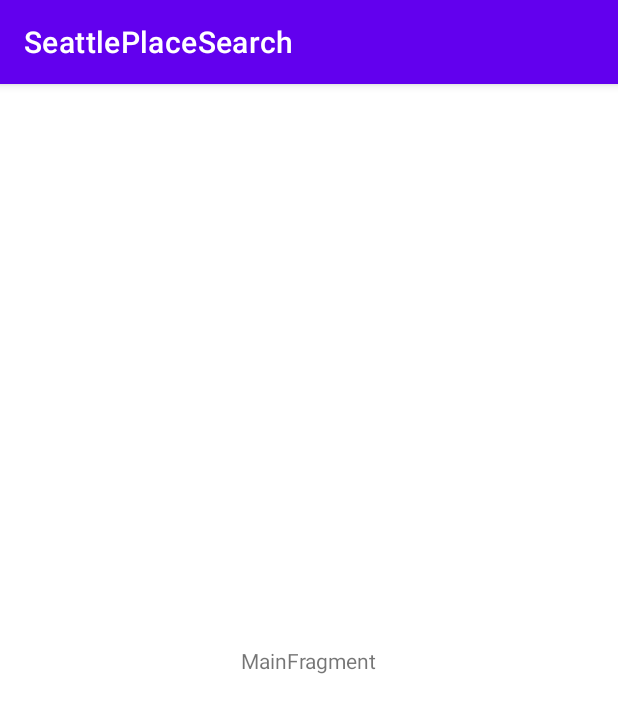
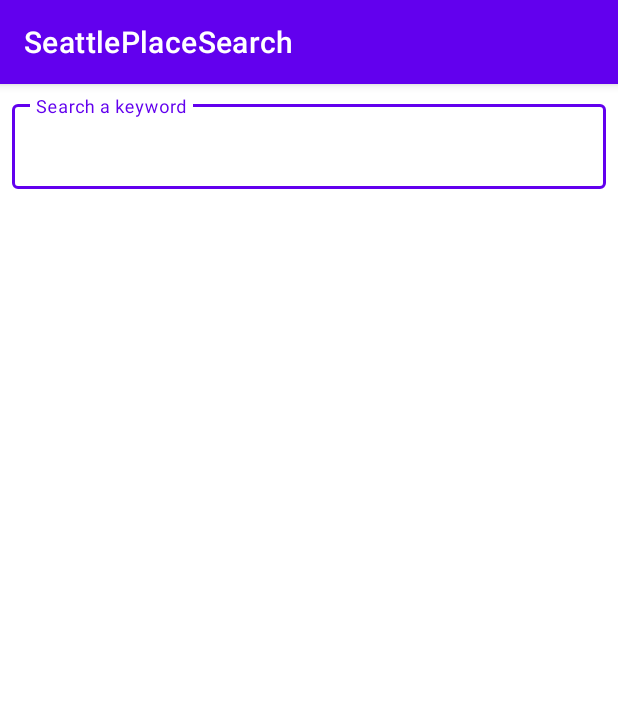
Before and after one commit to crocsandcoffee/HomeAway-Android-Coding-Challenge, an Android app: the screen it shows after launch (MainActivity), on a phone screen of 412 x 824 dp. Shown: the top 713 px of the screen. Run offline under Robolectric (Android 15) with nearby library versions, the phone set to English and light mode, and no system bars; our stand-ins replace Dagger/Hilt's generated code; 2 statements that could not run were skipped.

```diff
--- a/app/src/main/java/com/crocsandcoffee/seattleplacesearch/main/ui/activity/MainActivity.kt
+++ b/app/src/main/java/com/crocsandcoffee/seattleplacesearch/main/ui/activity/MainActivity.kt
@@ -2,18 +2,28 @@ package com.crocsandcoffee.seattleplacesearch.main.ui.activity
 
 import android.os.Bundle
 import androidx.appcompat.app.AppCompatActivity
+import androidx.fragment.app.commitNow
 import com.crocsandcoffee.seattleplacesearch.R
+import com.crocsandcoffee.seattleplacesearch.databinding.MainActivityBinding
 import com.crocsandcoffee.seattleplacesearch.main.ui.fragment.SearchFragment
 
 class MainActivity : AppCompatActivity() {
 
+    private lateinit var binding: MainActivityBinding
+
     override fun onCreate(savedInstanceState: Bundle?) {
         super.onCreate(savedInstanceState)
-        setContentView(R.layout.main_activity)
+
+        binding = MainActivityBinding.inflate(layoutInflater)
+
+        setContentView(binding.root)
+
         if (savedInstanceState == null) {
-            supportFragmentManager.beginTransaction()
-                .replace(R.id.container, SearchFragment.newInstance())
-                .commitNow()
+            supportFragmentManager
+                .commitNow {
+                    replace(R.id.container, SearchFragment.newInstance())
+                    setReorderingAllowed(true)
+                }
         }
     }
 }
--- a/app/src/main/java/com/crocsandcoffee/seattleplacesearch/main/ui/fragment/SearchFragment.kt
+++ b/app/src/main/java/com/crocsandcoffee/seattleplacesearch/main/ui/fragment/SearchFragment.kt
@@ -1,33 +1,52 @@
 package com.crocsandcoffee.seattleplacesearch.main.ui.fragment
 
+import android.content.Context
 import android.os.Bundle
 import android.view.LayoutInflater
 import android.view.View
 import android.view.ViewGroup
 import androidx.fragment.app.Fragment
-import androidx.lifecycle.ViewModelProvider
+import androidx.fragment.app.viewModels
 import com.crocsandcoffee.seattleplacesearch.R
-import com.crocsandcoffee.seattleplacesearch.main.viewmodel.MainViewModel
+import com.crocsandcoffee.seattleplacesearch.SeattlePlaceSearchApplication
+import com.crocsandcoffee.seattleplacesearch.databinding.SearchFragmentBinding
+import com.crocsandcoffee.seattleplacesearch.main.viewmodel.SearchFragmentViewModel
+import javax.inject.Inject
 
-class SearchFragment : Fragment() {
+class SearchFragment : Fragment(R.layout.search_fragment) {
 
     companion object {
         fun newInstance() = SearchFragment()
+        private const val LAST_SEARCH_QUERY: String = "last_search_query"
+        private const val DEFAULT_QUERY = "Android"
     }
 
-    private lateinit var viewModel: MainViewModel
+    // Scoped to the lifecycle of the fragment's view (between onCreateView and onDestroyView)
+    private var _binding: SearchFragmentBinding? = null
+    private val binding: SearchFragmentBinding = _binding!!
 
-    override fun onCreateView(
-        inflater: LayoutInflater, container: ViewGroup?,
-        savedInstanceState: Bundle?
-    ): View {
-        return inflater.inflate(R.layout.search_fragment, container, false)
+    @Inject
+    lateinit var factory: SearchFragmentViewModel.Factory
+    private val viewModel: SearchFragmentViewModel by viewModels { factory }
+
+    override fun onAttach(context: Context) {
+        super.onAttach(context)
+
+        (context.applicationContext as SeattlePlaceSearchApplication)
+            .appComponent
+            .inject(this)
     }
 
-    override fun onActivityCreated(savedInstanceState: Bundle?) {
-        super.onActivityCreated(savedInstanceState)
-        viewModel = ViewModelProvider(this).get(MainViewModel::class.java)
-        // TODO: Use the ViewModel
+    override fun onViewCreated(view: View, savedInstanceState: Bundle?) {
+        super.onViewCreated(view, savedInstanceState)
+        _binding = SearchFragmentBinding.bind(view)
+
+
     }
 
+    override fun onDestroyView() {
+        // Consider not storing the binding instance in a field, if not needed.
+        _binding = null
+        super.onDestroyView()
+    }
 }
--- a/app/src/main/java/com/crocsandcoffee/seattleplacesearch/main/viewmodel/SearchFragmentViewModel.kt
+++ b/app/src/main/java/com/crocsandcoffee/seattleplacesearch/main/viewmodel/SearchFragmentViewModel.kt
@@ -1,7 +1,25 @@
 package com.crocsandcoffee.seattleplacesearch.main.viewmodel
 
 import androidx.lifecycle.ViewModel
+import androidx.lifecycle.ViewModelProvider
+import com.crocsandcoffee.seattleplacesearch.dagger.MainDispatcher
+import kotlinx.coroutines.CoroutineDispatcher
+import kotlinx.coroutines.Dispatchers
+import javax.inject.Inject
 
-class SearchFragmentViewModel : ViewModel() {
-    // TODO: Implement the ViewModel
+class SearchFragmentViewModel(
+    private val mainDispatcher: CoroutineDispatcher = Dispatchers.Main
+) : ViewModel() {
+
+
+    class Factory @Inject constructor(
+        @MainDispatcher private val mainDispatcher: CoroutineDispatcher
+    ) : ViewModelProvider.Factory {
+        override fun <T : ViewModel?> create(modelClass: Class<T>): T {
+
+            @Suppress("UNCHECKED_CAST")
+            return SearchFragmentViewModel(mainDispatcher) as T
+        }
+
+    }
 }
--- a/app/src/main/res/layout/search_fragment.xml
+++ b/app/src/main/res/layout/search_fragment.xml
@@ -1,20 +1,59 @@
-<?xml version="1.0" encoding="utf-8"?>
 <androidx.constraintlayout.widget.ConstraintLayout xmlns:android="http://schemas.android.com/apk/res/android"
     xmlns:app="http://schemas.android.com/apk/res-auto"
     xmlns:tools="http://schemas.android.com/tools"
-    android:id="@+id/main"
     android:layout_width="match_parent"
     android:layout_height="match_parent"
-    tools:context=".main.ui.fragment.SearchFragment">
+    tools:context=".main.ui.activity.MainActivity">
 
-    <TextView
-        android:id="@+id/message"
-        android:layout_width="wrap_content"
+    <com.google.android.material.textfield.TextInputLayout
+        android:id="@+id/input_layout"
+        style="@style/Widget.MaterialComponents.TextInputLayout.OutlinedBox"
+        android:layout_width="0dp"
         android:layout_height="wrap_content"
-        android:text="MainFragment"
+        android:layout_marginHorizontal="@dimen/input_layout_spacing_dp"
+        android:layout_marginTop="@dimen/input_layout_spacing_dp"
+        app:layout_constraintEnd_toEndOf="parent"
+        app:layout_constraintStart_toStartOf="parent"
+        app:layout_constraintTop_toTopOf="parent">
+
+        <EditText
+            android:id="@+id/search_repo"
+            android:layout_width="match_parent"
+            android:layout_height="wrap_content"
+            android:hint="@string/search_hint"
+            android:imeOptions="actionSearch"
+            android:importantForAutofill="no"
+            android:inputType="textNoSuggestions"
+            android:selectAllOnFocus="true"
+            tools:text="Placeholder" />
+
+    </com.google.android.material.textfield.TextInputLayout>
+
+    <androidx.recyclerview.widget.RecyclerView
+        android:id="@+id/list"
+        android:layout_width="0dp"
+        android:layout_height="0dp"
+        android:paddingVertical="@dimen/recycler_view_top_margin_dp"
+        android:scrollbars="vertical"
+        app:layoutManager="LinearLayoutManager"
         app:layout_constraintBottom_toBottomOf="parent"
         app:layout_constraintEnd_toEndOf="parent"
         app:layout_constraintStart_toStartOf="parent"
-        app:layout_constraintTop_toTopOf="parent" />
+        app:layout_constraintTop_toBottomOf="@+id/input_layout"
+        tools:ignore="UnusedAttribute" />
+
+    <TextView
+        android:id="@+id/emptyList"
+        android:layout_width="0dp"
+        android:layout_height="match_parent"
+        android:gravity="center"
+        android:text="@string/no_results"
+        android:textSize="@dimen/header_text_size_sp"
+        android:visibility="gone"
+        app:layout_constraintBottom_toBottomOf="parent"
+        app:layout_constraintEnd_toEndOf="parent"
+        app:layout_constraintStart_toStartOf="parent"
+        app:layout_constraintTop_toTopOf="parent"
+        tools:visibility="visible" />
 
 </androidx.constraintlayout.widget.ConstraintLayout>
--- /dev/null
+++ b/app/src/main/res/values/dimens.xml
@@ -0,0 +1,6 @@
+<?xml version="1.0" encoding="utf-8"?>
+<resources>
+    <dimen name="recycler_view_top_margin_dp">8dp</dimen>
+    <dimen name="header_text_size_sp">18sp</dimen>
+    <dimen name="input_layout_spacing_dp">8dp</dimen>
+</resources>
--- a/app/src/main/res/values/strings.xml
+++ b/app/src/main/res/values/strings.xml
@@ -1,3 +1,5 @@
 <resources>
     <string name="app_name">SeattlePlaceSearch</string>
+    <string name="search_hint">Search a keyword</string>
+    <string name="no_results">No results</string>
 </resources>
```
Also changed, not shown: app/src/main/java/com/crocsandcoffee/seattleplacesearch/dagger/ApplicationComponent.kt (+5 -2 lines), app/src/main/java/com/crocsandcoffee/seattleplacesearch/dagger/NetworkingModule.kt (+11 -39 lines), app/src/main/java/com/crocsandcoffee/seattleplacesearch/main/api/FourSquareService.kt (added, +21 -0 lines), app/src/main/java/com/crocsandcoffee/seattleplacesearch/main/api/SearchVenuesResponse.kt (added, +11 -0 lines), app/src/main/java/com/crocsandcoffee/seattleplacesearch/main/model/Category.kt (added, +12 -0 lines), app/src/main/java/com/crocsandcoffee/seattleplacesearch/main/model/Icon.kt (added, +10 -0 lines), app/src/main/java/com/crocsandcoffee/seattleplacesearch/main/model/Location.kt (added, +15 -0 lines), app/src/main/java/com/crocsandcoffee/seattleplacesearch/main/model/Venue.kt (added, +12 -0 lines).
